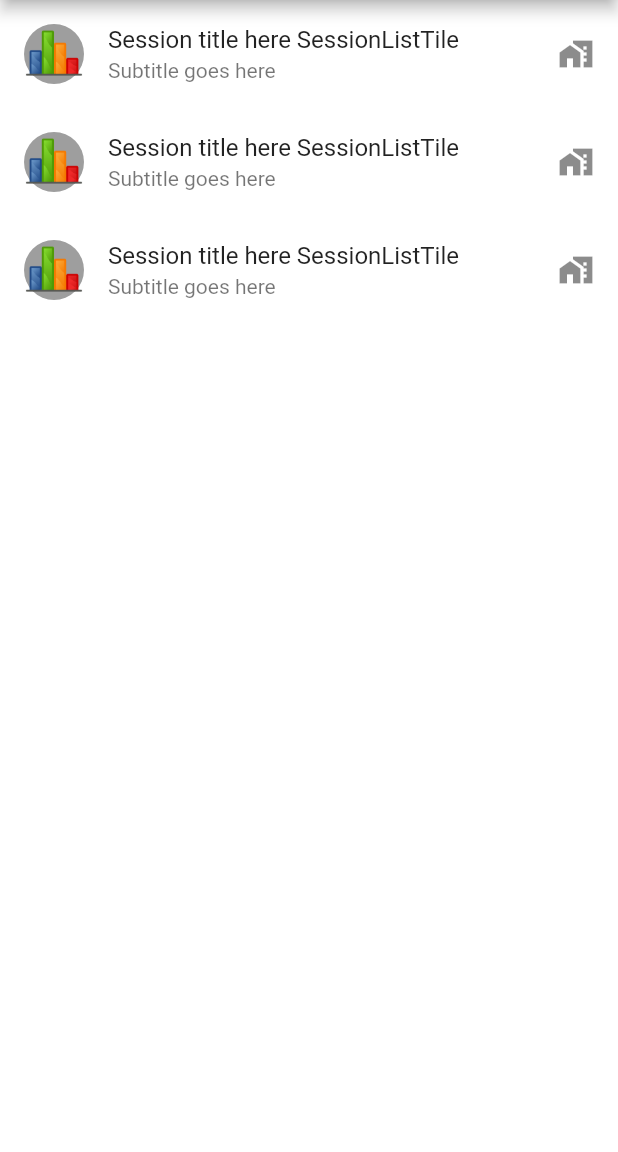
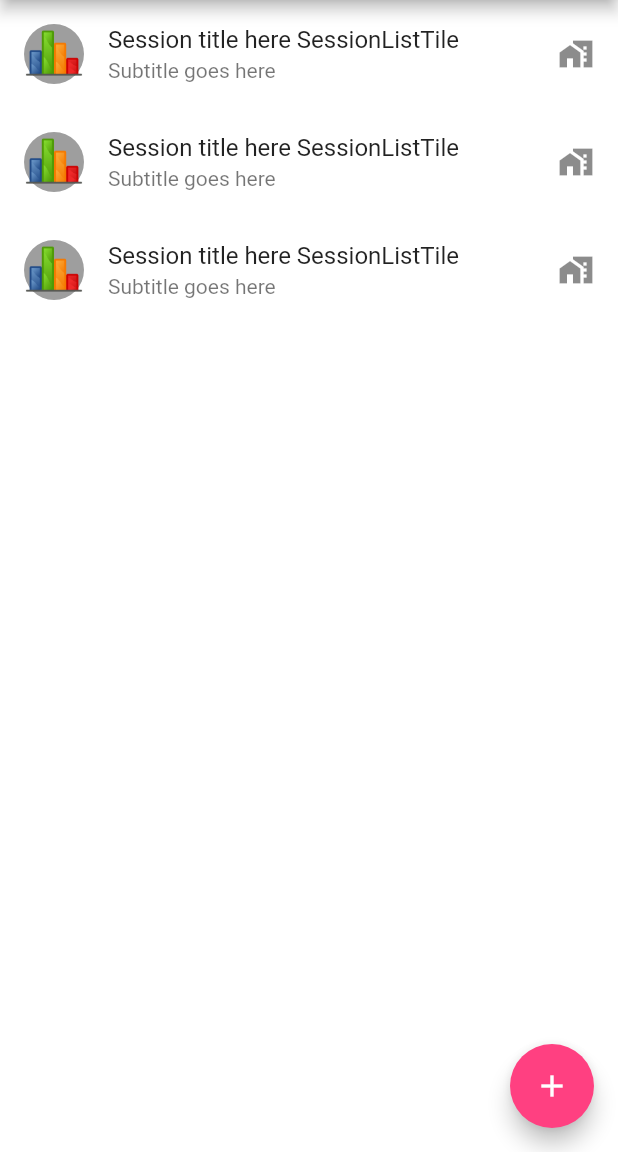
Before and after one commit to torgammelgard/poker-trax-2, a Flutter app: the screen it shows after launch, on a phone screen of 412 x 824 dp, the part 84-1236 px from its top. Run offline on Flutter 3.47's test engine with Material 2 defaults, Android fonts, the phone set to English and light mode, and no system bars.

Commit message:
Add floating action button.

```diff
--- a/lib/main.dart
+++ b/lib/main.dart
@@ -11,7 +11,7 @@ class MyApp extends StatelessWidget {
         theme: ThemeData(
           brightness: Brightness.light,
           primarySwatch: Colors.blue,
-          accentColor: Colors.redAccent,
+          accentColor: Colors.pinkAccent,
         ),
         home: Scaffold(
           backgroundColor: Colors.white,
@@ -28,6 +28,11 @@ class MyApp extends StatelessWidget {
                         SessionListTile(),
                       ],
                     ))
-            ]))));
+              ])),
+          floatingActionButton: FloatingActionButton(
+            onPressed: null,
+            child: Icon(Icons.add),
+          ),
+        ));
   }
 }
```
Lines whose indentation alone changed are shown as unchanged.
